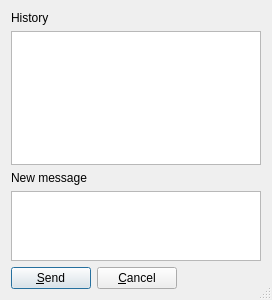
Old version of the form Client/qtTeamTalk/textmessage.ui in the repository BearWare/TeamTalk5.
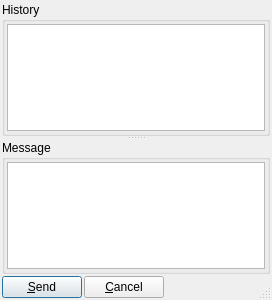
New version of the form. Custom widgets are drawn as their Qt base class.

Commit message: Splitter and group boxes in text message dialog

```diff
--- a/Client/qtTeamTalk/textmessage.ui
+++ b/Client/qtTeamTalk/textmessage.ui
@@ -19,17 +19,47 @@
   <property name="sizeGripEnabled">
    <bool>true</bool>
   </property>
-  <layout class="QVBoxLayout" name="verticalLayout" stretch="0,0,0,1,0">
+  <layout class="QVBoxLayout" name="verticalLayout">
+   <property name="spacing">
+    <number>2</number>
+   </property>
+   <property name="leftMargin">
+    <number>2</number>
+   </property>
+   <property name="topMargin">
+    <number>2</number>
+   </property>
+   <property name="rightMargin">
+    <number>2</number>
+   </property>
+   <property name="bottomMargin">
+    <number>2</number>
+   </property>
    <item>
-    <widget class="QLabel" name="label">
-     <property name="text">
+    <widget class="QSplitter" name="splitter">
+     <property name="orientation">
+      <enum>Qt::Vertical</enum>
+     </property>
+     <widget class="QGroupBox" name="groupBox">
+      <property name="title">
       <string>History</string>
      </property>
-     <property name="buddy">
-      <cstring>historyTextEdit</cstring>
-     </property>
-    </widget>
-   </item>
+      <layout class="QHBoxLayout" name="horizontalLayout_2">
+       <property name="spacing">
+        <number>2</number>
+       </property>
+       <property name="leftMargin">
+        <number>2</number>
+       </property>
+       <property name="topMargin">
+        <number>2</number>
+       </property>
+       <property name="rightMargin">
+        <number>2</number>
+       </property>
+       <property name="bottomMargin">
+        <number>2</number>
+       </property>
    <item>
     <widget class="ChatTextEdit" name="historyTextEdit">
      <property name="tabChangesFocus">
@@ -40,21 +70,37 @@
      </property>
     </widget>
    </item>
-   <item>
-    <widget class="QLabel" name="newmsgLabel">
-     <property name="text">
-      <string>New message</string>
-     </property>
-     <property name="buddy">
-      <cstring>newmsgTextEdit</cstring>
-     </property>
-    </widget>
-   </item>
+      </layout>
+     </widget>
+     <widget class="QGroupBox" name="newmsgGroupBox">
+      <property name="title">
+       <string>Message</string>
+      </property>
+      <layout class="QHBoxLayout" name="horizontalLayout_3">
+       <property name="spacing">
+        <number>2</number>
+       </property>
+       <property name="leftMargin">
+        <number>2</number>
+       </property>
+       <property name="topMargin">
+        <number>2</number>
+       </property>
+       <property name="rightMargin">
+        <number>2</number>
+       </property>
+       <property name="bottomMargin">
+        <number>2</number>
+       </property>
    <item>
     <widget class="SendTextEdit" name="newmsgTextEdit">
      <property name="tabChangesFocus">
       <bool>true</bool>
      </property>
+        </widget>
+       </item>
+      </layout>
+     </widget>
     </widget>
    </item>
    <item>
```
Lines whose indentation alone changed are shown as unchanged. The commit also changes 2 other files.
